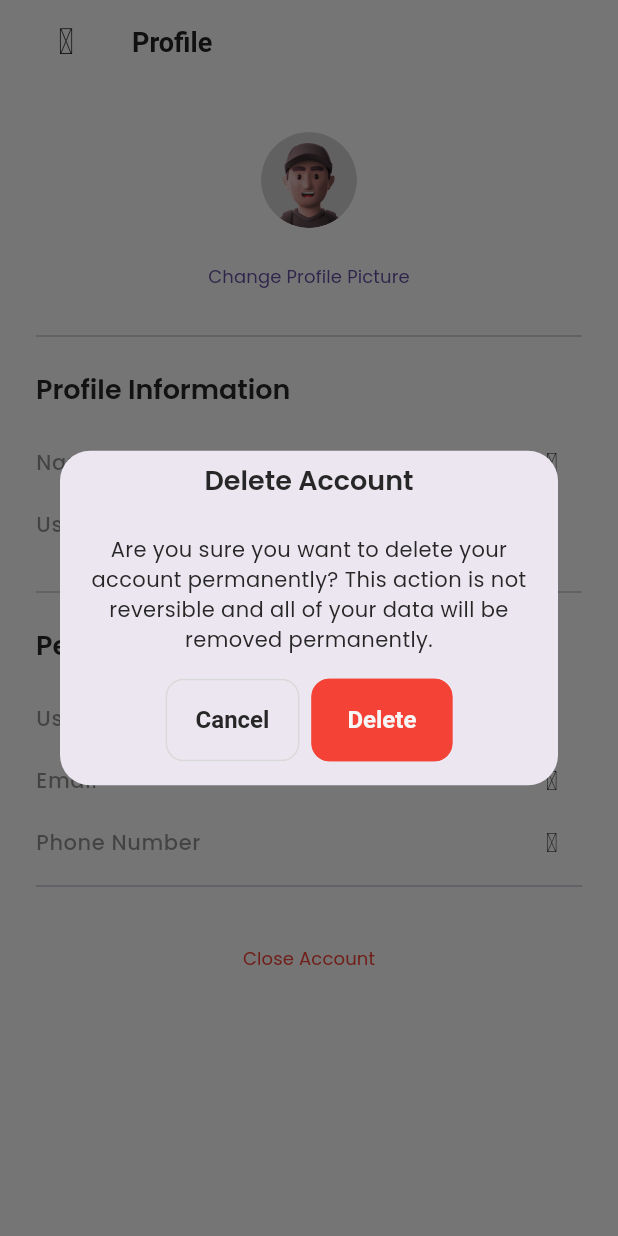
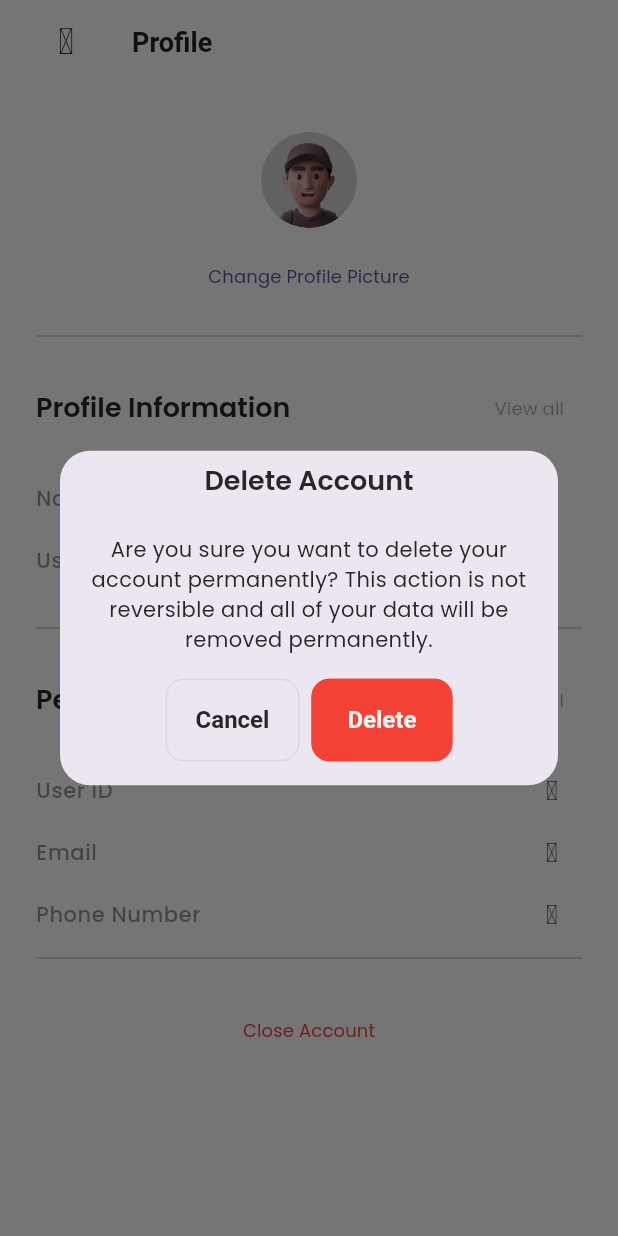
Before and after one commit to komsy/flutter, a Flutter app: the ProfileScreen screen opened directly, after a tap on "Close Account", on a phone screen of 412 x 824 dp. Run offline on Flutter 3.47's test engine with Material 3 defaults, Android fonts, the phone set to English and light mode, and no system bars; our stand-ins replace cached_network_image, carousel_slider, cloud_firestore, connectivity_plus, firebase_auth, firebase_core and 12 more; accounts and stored records are empty; project files that could hold a hidden picture were left out.

Commit message:
all brands and products page complete

```diff
--- a/lib/common/widgets/brands/brand_card.dart
+++ b/lib/common/widgets/brands/brand_card.dart
@@ -18,7 +18,7 @@ class MBrandCard extends StatelessWidget {
   @override
   Widget build(BuildContext context) {
     return GestureDetector(
-      onTap: () {},
+      onTap: onTap,
       child: MRoundedContainer(
         padding: const EdgeInsets.all(MSizes.sm),
         showBorder: true,
--- a/lib/common/widgets/icons/table_action_icon_buttons.dart
+++ b/lib/common/widgets/icons/table_action_icon_buttons.dart
@@ -6,14 +6,14 @@ import 'package:k_store/utils/constants/colors.dart';
 /// Widget for displaying action buttons for table rows
 class MTableActionButtons extends StatelessWidget {
   const MTableActionButtons({
-    Key? key,
+    super.key,
     this.view = false,
     this.edit = true,
     this.delete = true,
     this.onViewPressed,
     this.onEditPressed,
     this.onDeletePressed,
-  }) : super(key: key);
+  });
 
   /// Flag to determine whether the view button is enabled
   final bool view;
--- a/lib/common/widgets/images/image_uploader.dart
+++ b/lib/common/widgets/images/image_uploader.dart
@@ -13,7 +13,7 @@ import 'm_rounded_image.dart';
 /// Widget for uploading images with optional editing functionality
 class TImageUploader extends StatelessWidget {
   const TImageUploader({
-    Key? key,
+    super.key,
     this.image,
     this.onIconButtonPressed,
     this.memoryImage,
@@ -26,7 +26,7 @@ class TImageUploader extends StatelessWidget {
     this.bottom = 0,
     this.right,
     this.left = 0,
-  }) : super(key: key);
+  });
 
   /// Whether to display the image in a circular shape
   final bool circular;
--- a/lib/common/widgets/products/product_cards/product_card_horizontal.dart
+++ b/lib/common/widgets/products/product_cards/product_card_horizontal.dart
@@ -11,7 +11,6 @@ import 'package:k_store/utils/helpers/helper_functions.dart';
 
 import '../../../../utils/constants/colors.dart';
 import '../../../../utils/constants/sizes.dart';
-import '../../../styles/shadows.dart';
 import '../../icons/m_circular_icon.dart';
 
 class MProductCardHorizontal extends StatelessWidget {
--- a/lib/common/widgets/shimmers/shimmer.dart
+++ b/lib/common/widgets/shimmers/shimmer.dart
@@ -6,12 +6,12 @@ import '../../../utils/helpers/helper_functions.dart';
 
 class MShimmerEffect extends StatelessWidget {
   const MShimmerEffect({
-    Key? key,
+    super.key,
     required this.width,
     required this.height,
     this.radius = 15,
     this.color,
-  }) : super(key: key);
+  });
 
   final double width, height, radius;
   final Color? color;
--- a/lib/common/widgets/success_screen/success_screen.dart
+++ b/lib/common/widgets/success_screen/success_screen.dart
@@ -3,7 +3,6 @@ import 'package:k_store/common/styles/spacing_styles.dart';
 import 'package:k_store/utils/constants/sizes.dart';
 import 'package:k_store/utils/constants/text_strings.dart';
 import 'package:k_store/utils/helpers/helper_functions.dart';
-import 'package:lottie/lottie.dart';
 
 class SuccessScreen extends StatelessWidget {
   const SuccessScreen({super.key, required this.image, required this.title, required this.subtitle, required this.onPressed});
--- a/lib/common/widgets/texts/section_heading.dart
+++ b/lib/common/widgets/texts/section_heading.dart
@@ -6,11 +6,17 @@ class MSectionHeading extends StatelessWidget {
     this.textColor,
     required this.title,
     this.rightSideWidget,
+    this.buttonTitle = 'View all',
+    this.onPressed,
+    this.showActionButton=true,
   });
 
   final Color? textColor;
   final Widget? rightSideWidget;
-  final String title;
+  final String title, buttonTitle;
+
+  final bool showActionButton;
+  final void Function()? onPressed;
 
   @override
   Widget build(BuildContext context) {
@@ -21,7 +27,8 @@ class MSectionHeading extends StatelessWidget {
             style: Theme.of(context).textTheme.headlineSmall!.apply(color: textColor),
             maxLines: 1,
             overflow: TextOverflow.ellipsis),
-        if (rightSideWidget!= null) rightSideWidget!
+        // if (rightSideWidget!= null) rightSideWidget!
+        if(showActionButton) TextButton(onPressed: onPressed, child: Text(buttonTitle))
       ],
     );
   }
--- a/lib/features/authentication/screens/onboarding/onboarding.dart
+++ b/lib/features/authentication/screens/onboarding/onboarding.dart
@@ -1,6 +1,5 @@
 import 'package:flutter/material.dart';
 import 'package:get/get.dart';
-import 'package:get/get_instance/get_instance.dart';
 import 'package:k_store/features/authentication/controllers/onboarding/onboarding_controller.dart';
 import 'package:k_store/features/authentication/screens/onboarding/widgets/onboarding_dot_navigation.dart';
 import 'package:k_store/features/authentication/screens/onboarding/widgets/onboarding_next_button.dart';
--- a/lib/features/shop/screens/product_details/product_detail.dart
+++ b/lib/features/shop/screens/product_details/product_detail.dart
@@ -46,7 +46,7 @@ class ProductDetailScreen extends StatelessWidget {
                 const SizedBox(height: MSizes.spaceBtwSections),
 
                 //Description
-                const MSectionHeading(title: 'Description'),
+                const MSectionHeading(title: 'Description',showActionButton: false),
                 const SizedBox(height: MSizes.spaceBtwItems),
                 const ReadMoreText(
                   'Lorem Ipsum is simply dummy text of the printing and typesetting industry. Lorem Ipsum has been the industrys standard dummy text ever since the 1500s, when an unknown printer took a galley of type and scrambled it to make a type specimen book. It has survived not only five centuries, but also the leap into electronic typesetting, remaining essentially unchanged.',
@@ -64,7 +64,7 @@ class ProductDetailScreen extends StatelessWidget {
                 Row(
                   mainAxisAlignment: MainAxisAlignment.spaceBetween,
                   children: [
-                    const MSectionHeading(title: 'Reviews (199)'),
+                    const MSectionHeading(title: 'Reviews (199)',showActionButton: false),
                     IconButton(onPressed: () => Get.to(() => const ProductReviewsScreen()), icon: const Icon(Iconsax.arrow_right_3, size: 18)),
                   ],
                 ),
--- a/lib/features/shop/screens/product_details/widgets/product_attributes.dart
+++ b/lib/features/shop/screens/product_details/widgets/product_attributes.dart
@@ -27,7 +27,7 @@ class MProductAttributes extends StatelessWidget {
               //Title, Price & Stock Status
               Row(
                 children: [
-                  const MSectionHeading(title: 'Variation'),
+                  const MSectionHeading(title: 'Variation',showActionButton: false),
                   const SizedBox(width: MSizes.spaceBtwItems),
 
                   Column(
@@ -72,7 +72,7 @@ class MProductAttributes extends StatelessWidget {
         Column(
           crossAxisAlignment: CrossAxisAlignment.start,
           children: [
-            const MSectionHeading(title: 'Colors'),
+            const MSectionHeading(title: 'Colors',showActionButton: false),
             const SizedBox(height: MSizes.spaceBtwItems / 2),
             Wrap(
               spacing: 8,
@@ -93,7 +93,7 @@ class MProductAttributes extends StatelessWidget {
         Column(
           crossAxisAlignment: CrossAxisAlignment.start,
           children: [
-            const MSectionHeading(title: 'Sizes'),
+            const MSectionHeading(title: 'Sizes',showActionButton: false),
             const SizedBox(height: MSizes.spaceBtwItems / 2),
             Wrap(
               spacing: 8,
--- a/lib/features/shop/screens/store/store.dart
+++ b/lib/features/shop/screens/store/store.dart
@@ -1,10 +1,12 @@
 import 'package:flutter/material.dart';
+import 'package:get/get.dart';
 import 'package:k_store/common/widgets/appbar/appbar.dart';
 import 'package:k_store/common/widgets/appbar/tabbar.dart';
 import 'package:k_store/common/widgets/containers/search_container.dart';
 import 'package:k_store/common/widgets/layouts/grid_layout.dart';
 import 'package:k_store/common/widgets/products/cart/cart_menu_icon.dart';
 import 'package:k_store/common/widgets/texts/section_heading.dart';
+import 'package:k_store/features/shop/screens/brand/all_brands.dart';
 import 'package:k_store/features/shop/screens/store/widgets/category.dart';
 import 'package:k_store/utils/constants/sizes.dart';
 import 'package:k_store/utils/helpers/helper_functions.dart';
@@ -49,7 +51,7 @@ class StoreScreen extends StatelessWidget {
                     const SizedBox(height: MSizes.spaceBtwSections),
 
                     //Featured brands
-                    const MSectionHeading(title: "Featured Brands"),
+                    MSectionHeading(title: "Featured Brands",onPressed: () => Get.to(() => const AllBrandsScreen())),
                     const SizedBox(height: MSizes.spaceBtwItems / 1.5),
 
                     MGridLayout(
```
Also changed, not shown: lib/features/shop/screens/home/home.dart (+13 -11 lines), lib/utils/theme/widget_themes/checkbox_theme.dart (+8 -8 lines).
